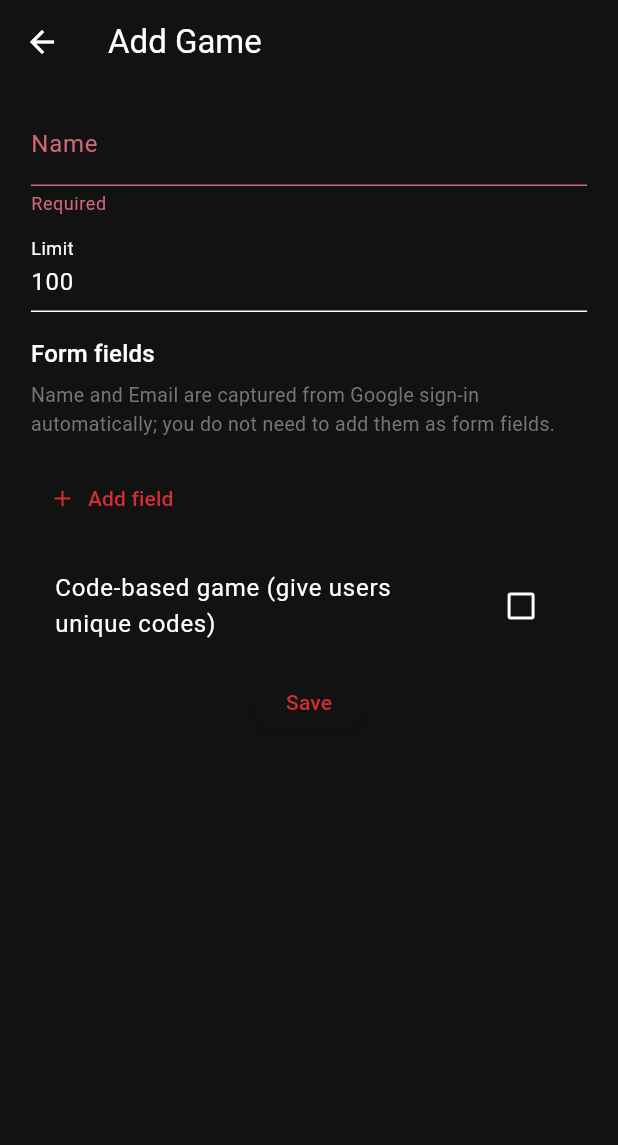
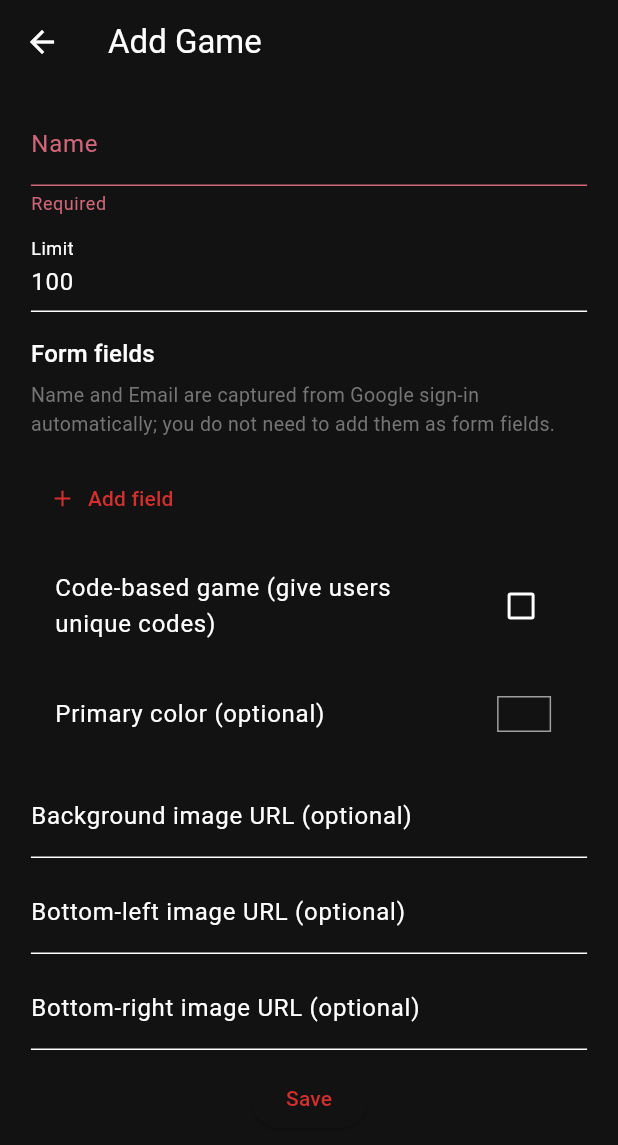
Before and after one commit to acmnuceskhi/Coders-Cup-Minigames-Admin-Panel, a Flutter app: the AddGamePage screen opened directly, after a tap on the "delete" icon, after a tap on "Save", on a phone screen of 412 x 824 dp. Shown: the top 1145 px of the screen. Run offline on Flutter 3.47's test engine with Material 3 defaults, Android fonts, the phone set to English and light mode, and no system bars; our stand-ins replace cloud_firestore, csv, firebase_auth, firebase_core, flutter_colorpicker; accounts and stored records are empty.

Commit message:
Add game page enhancements and Firebase Storage integration
- Updated AddGamePage to include optional fields for background and corner images.
- Integrated color picker for primary color selection.
- Modified Firestore payload to include new image URLs and color.
- Registered FilePicker and FirebaseStorage plugins in macOS and Windows.
- Updated dependencies in pubspec.yaml for firebase_storage and file_picker.

```diff
--- a/lib/pages/add_game_page.dart
+++ b/lib/pages/add_game_page.dart
@@ -1,6 +1,9 @@
 import 'package:cloud_firestore/cloud_firestore.dart';
 import 'package:coders_cup_minigame_admin/utils.dart';
+import 'package:flutter_colorpicker/flutter_colorpicker.dart';
+
 import 'package:flutter/material.dart';
+import 'package:flutter_colorpicker/flutter_colorpicker.dart';
 
 class AddGamePage extends StatefulWidget {
   const AddGamePage({super.key});
@@ -13,6 +16,10 @@ class _AddGamePageState extends State<AddGamePage> {
   final _formKey = GlobalKey<FormState>();
   final _nameCtrl = TextEditingController();
   final _limitCtrl = TextEditingController(text: '100');
+  final _backgroundUrlCtrl = TextEditingController();
+  final _bottomLeftUrlCtrl = TextEditingController();
+  final _bottomRightUrlCtrl = TextEditingController();
+  Color? _primaryColor;
   final List<_FieldEntry> _fields = [
     _FieldEntry(
       labelController: TextEditingController(text: 'Name'),
@@ -27,6 +34,9 @@ class _AddGamePageState extends State<AddGamePage> {
   void dispose() {
     _nameCtrl.dispose();
     _limitCtrl.dispose();
+    _backgroundUrlCtrl.dispose();
+    _bottomLeftUrlCtrl.dispose();
+    _bottomRightUrlCtrl.dispose();
     for (final f in _fields) {
       f.labelController.dispose();
     }
@@ -38,7 +48,7 @@ class _AddGamePageState extends State<AddGamePage> {
     setState(() => _saving = true);
     try {
       final name = _nameCtrl.text.trim();
-      final limit = int.tryParse(_limitCtrl.text) ?? 0;
+      final limit = int.tryParse(_limitCtrl.text);
       final fields = _fields
           .map(
             (f) => {
@@ -49,13 +59,25 @@ class _AddGamePageState extends State<AddGamePage> {
           )
           .toList();
 
-      await FirebaseFirestore.instance.collection('games').add({
+      final gamesRef = FirebaseFirestore.instance.collection('games');
+      final payload = <String, dynamic>{
         'name': name,
-        'limit': limit,
-  'codeBased': _codeBased,
+        if (limit != null) 'limit': limit,
+        'codeBased': _codeBased,
         'formFields': fields,
-      });
+        if (_primaryColor != null)
+          'primaryColor':
+              '#${_primaryColor!.value.toRadixString(16).padLeft(8, '0').toUpperCase()}',
+      };
 
+      final bg = _backgroundUrlCtrl.text.trim();
+      if (bg.isNotEmpty) payload['backgroundImage'] = bg;
+      final bl = _bottomLeftUrlCtrl.text.trim();
+      if (bl.isNotEmpty) payload['bottomLeftImage'] = bl;
+      final br = _bottomRightUrlCtrl.text.trim();
+      if (br.isNotEmpty) payload['bottomRightImage'] = br;
+
+      await gamesRef.add(payload);
       Navigator.of(context).pop();
     } catch (e) {
       ScaffoldMessenger.of(
@@ -100,8 +122,9 @@ class _AddGamePageState extends State<AddGamePage> {
                     children: [Text('Limit')],
                   ),
                 ),
-                validator: (v) =>
-                    (v == null || int.tryParse(v) == null) ? 'Invalid' : null,
+                validator: (v) => (v == null || v.trim().isEmpty)
+                    ? null
+                    : (int.tryParse(v) == null ? 'Invalid' : null),
               ),
               const SizedBox(height: 8),
               const SizedBox(height: 8),
@@ -214,6 +237,86 @@ class _AddGamePageState extends State<AddGamePage> {
                 value: _codeBased,
                 onChanged: (v) => setState(() => _codeBased = v ?? false),
               ),
+              const SizedBox(height: 12),
+              // Color picker
+              ListTile(
+                title: const Text('Primary color (optional)'),
+                trailing: Container(
+                  width: 36,
+                  height: 24,
+                  decoration: BoxDecoration(
+                    color: _primaryColor ?? Colors.transparent,
+                    border: Border.all(color: Colors.grey),
+                  ),
+                ),
+                onTap: () async {
+                  Color temp = _primaryColor ?? Colors.blue;
+                  await showDialog<void>(
+                    context: context,
+                    builder: (context) => AlertDialog(
+                      title: const Text('Pick primary color'),
+                      content: SingleChildScrollView(
+                        child: ColorPicker(
+                          pickerColor: temp,
+                          onColorChanged: (c) => temp = c,
+                          enableAlpha: false,
+                          showLabel: false,
+                        ),
+                      ),
+                      actions: [
+                        TextButton(
+                          onPressed: () => Navigator.of(context).pop(),
+                          child: const Text('Cancel'),
+                        ),
+                        TextButton(
+                          onPressed: () {
+                            setState(() => _primaryColor = temp);
+                            Navigator.of(context).pop();
+                          },
+                          child: const Text('Select'),
+                        ),
+                      ],
+                    ),
+                  );
+                },
+              ),
+              const SizedBox(height: 12),
+              // Image URL fields
+              TextFormField(
+                controller: _backgroundUrlCtrl,
+                decoration: const InputDecoration(
+                  labelText: 'Background image URL (optional)',
+                  hintText: 'https://...',
+                ),
+                validator: (v) =>
+                    (v != null && v.isNotEmpty && !v.startsWith('http'))
+                    ? 'Invalid URL'
+                    : null,
+              ),
+              const SizedBox(height: 8),
+              TextFormField(
+                controller: _bottomLeftUrlCtrl,
+                decoration: const InputDecoration(
+                  labelText: 'Bottom-left image URL (optional)',
+                  hintText: 'https://...',
+                ),
+                validator: (v) =>
+                    (v != null && v.isNotEmpty && !v.startsWith('http'))
+                    ? 'Invalid URL'
+                    : null,
+              ),
+              const SizedBox(height: 8),
+              TextFormField(
+                controller: _bottomRightUrlCtrl,
+                decoration: const InputDecoration(
+                  labelText: 'Bottom-right image URL (optional)',
+                  hintText: 'https://...',
+                ),
+                validator: (v) =>
+                    (v != null && v.isNotEmpty && !v.startsWith('http'))
+                    ? 'Invalid URL'
+                    : null,
+              ),
               const SizedBox(height: 8),
               ElevatedButton(
                 onPressed: _saving ? null : _save,
--- a/pubspec.yaml
+++ b/pubspec.yaml
@@ -38,6 +38,9 @@ dependencies:
   cloud_firestore: ^6.0.1
   firebase_auth: ^6.0.2
   csv: ^6.0.0
+  firebase_storage: ^13.0.2
+  file_picker: ^10.3.3
+  flutter_colorpicker: ^1.1.0
 
 dev_dependencies:
   flutter_test:
```
Also changed, not shown: pubspec.lock, 3 other files.
